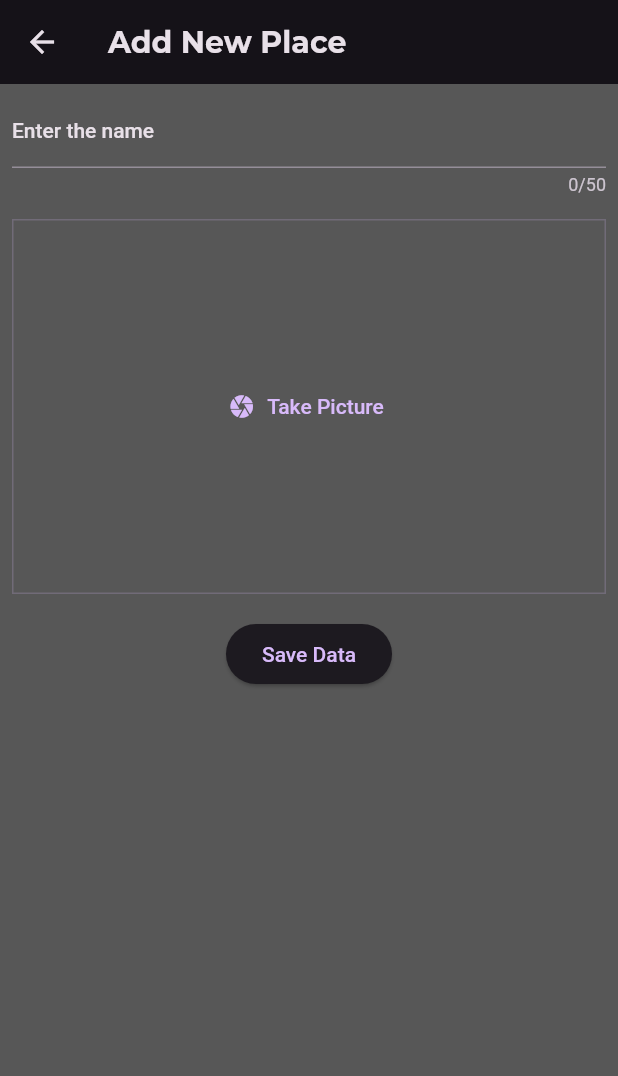
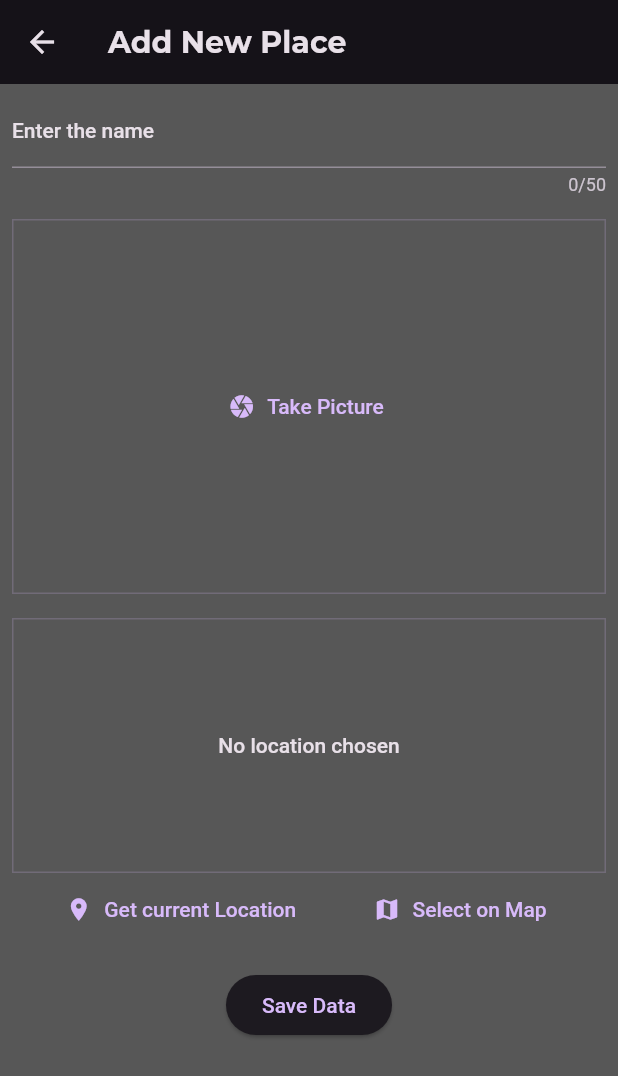
Before and after one commit to Sergio-Al/favorite-places, a Flutter app: the AddPlaceScreen screen opened directly, on a phone screen of 412 x 824 dp. Shown: the top 1076 px of the screen. Run offline on Flutter 3.47's test engine with Material 2 defaults, Android fonts, the phone set to English and light mode, and no system bars; our stand-ins replace flutter_riverpod, google_fonts, image_picker.

Commit message:
Adding "location" Package & Starting with the "Get Location" Input widget

```diff
--- a/lib/screens/add_place.dart
+++ b/lib/screens/add_place.dart
@@ -3,6 +3,7 @@
 import 'package:favorite_places_sergio/models/place.dart';
 import 'package:favorite_places_sergio/providers/favorite_places_provider.dart';
 import 'package:favorite_places_sergio/widgets/image_input.dart';
+import 'package:favorite_places_sergio/widgets/location_input.dart';
 import 'package:flutter/material.dart';
 import 'package:flutter_riverpod/flutter_riverpod.dart';
 import 'package:uuid/uuid.dart';
@@ -81,6 +82,10 @@
               const SizedBox(
                 height: 16,
               ),
+              LocationInput(),
+              const SizedBox(
+                height: 16,
+              ),
               Row(
                 mainAxisAlignment: MainAxisAlignment.center,
                 children: [
--- /dev/null
+++ b/lib/widgets/location_input.dart
@@ -0,0 +1,55 @@
+import 'package:favorite_places_sergio/main.dart';
+import 'package:flutter/material.dart';
+
+class LocationInput extends StatefulWidget {
+  const LocationInput({super.key});
+
+  @override
+  State<LocationInput> createState() {
+    // TODO: implement createState
+    return _LocationInputState();
+  }
+}
+
+class _LocationInputState extends State<LocationInput> {
+  @override
+  Widget build(BuildContext context) {
+    return Column(
+      children: [
+        Container(
+          height: 170,
+          width: double.infinity,
+          alignment: Alignment.center,
+          decoration: BoxDecoration(
+            border: Border.all(
+              width: 1,
+              color: Theme.of(context).colorScheme.primary.withOpacity(0.2),
+            ),
+          ),
+          child: Text(
+            'No location chosen',
+            textAlign: TextAlign.center,
+            style: Theme.of(context).textTheme.bodyLarge!.copyWith(
+                  color: Theme.of(context).colorScheme.onBackground,
+                ),
+          ),
+        ),
+        Row(
+          mainAxisAlignment: MainAxisAlignment.spaceEvenly,
+          children: [
+            TextButton.icon(
+              icon: const Icon(Icons.location_on),
+              label: const Text('Get current Location'),
+              onPressed: () {},
+            ),
+            TextButton.icon(
+              icon: const Icon(Icons.map),
+              label: const Text('Select on Map'),
+              onPressed: () {},
+            ),
+          ],
+        ),
+      ],
+    );
+  }
+}
--- a/pubspec.yaml
+++ b/pubspec.yaml
@@ -38,6 +38,7 @@
   google_fonts: ^5.1.0
   uuid: ^3.0.7
   image_picker: ^1.0.2
+  location: ^5.0.3
 
 dev_dependencies:
   flutter_test:
```
Also changed, not shown: pubspec.lock, 3 other files.
